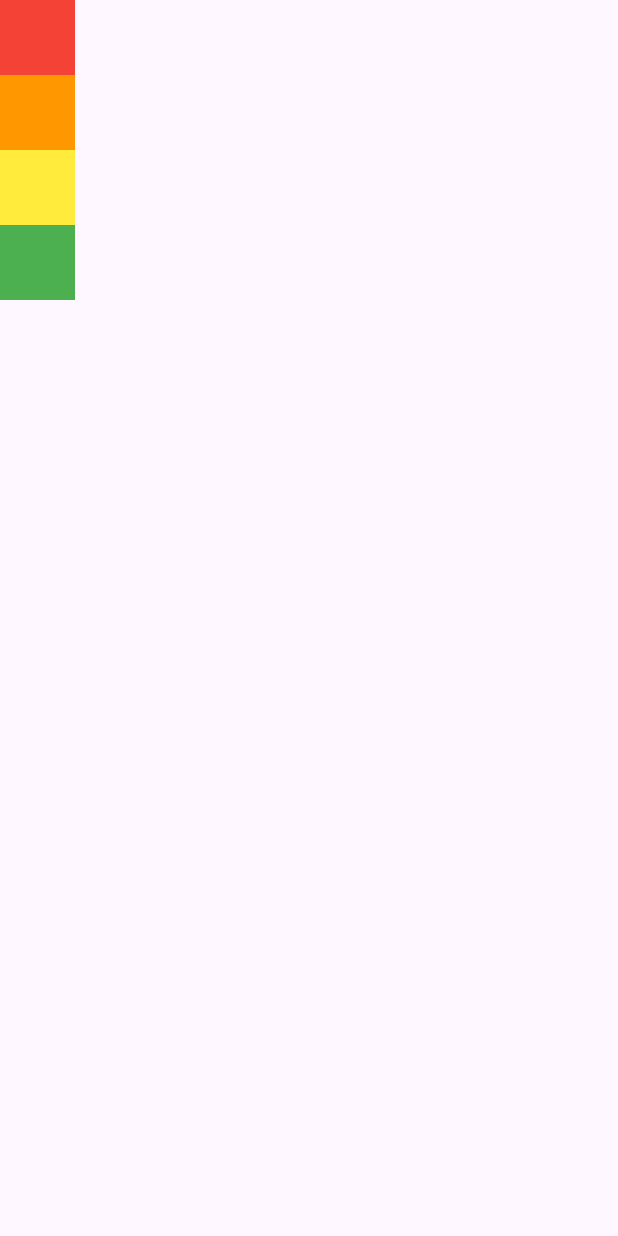
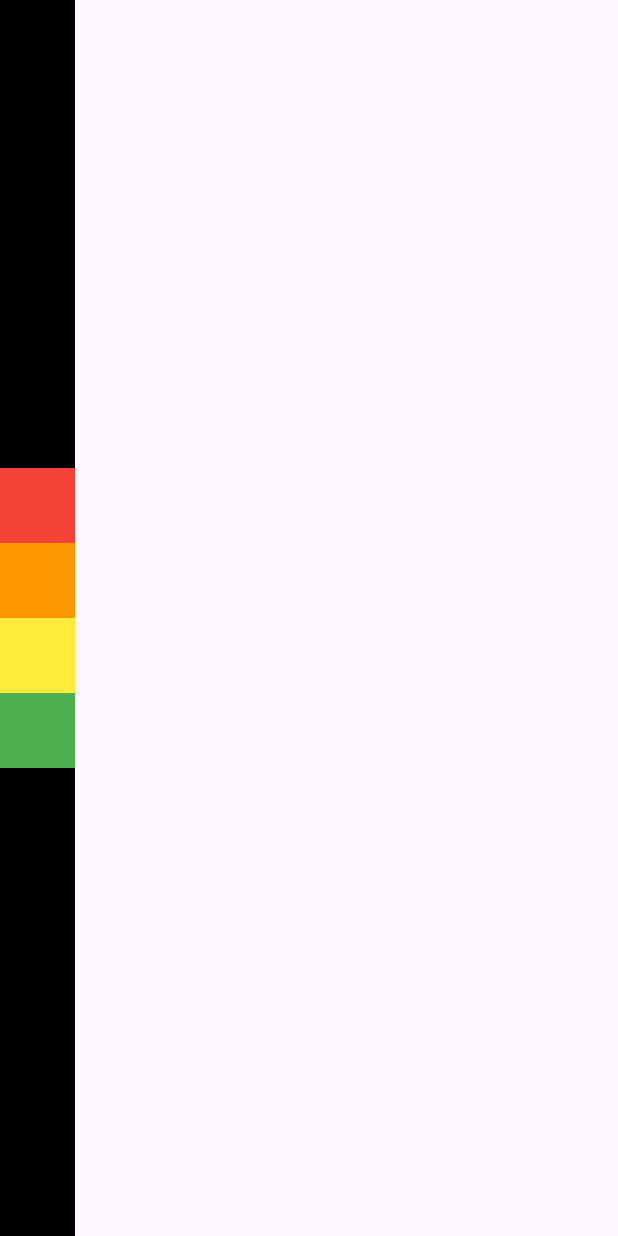
Before and after one commit to namic123/Flutter-Dev-Notes, a Flutter app: the screen it shows after launch, on a phone screen of 412 x 824 dp. Run offline on Flutter 3.47's test engine with Material 3 defaults, Android fonts, the phone set to English and light mode, and no system bars.

Commit message:
Column MainAxisAlignment 사용 - justify-content와 동일

```diff
--- a/row_and_column/lib/screen/home_screen.dart
+++ b/row_and_column/lib/screen/home_screen.dart
@@ -8,7 +8,10 @@ class HomeScreen extends StatelessWidget {
   Widget build(BuildContext context) {
     return Scaffold(
       body: SafeArea(
+        child: Container(
+          color: Colors.black,
           child: Column(
+            mainAxisAlignment: MainAxisAlignment.center,
               children: colors
                   .map((e) => Container(
                         height: 50.0,
@@ -17,6 +20,7 @@ class HomeScreen extends StatelessWidget {
                       ))
                   .toList()),
         ),
+      ),
     );
   }
 }
```
Lines whose indentation alone changed are shown as unchanged.
